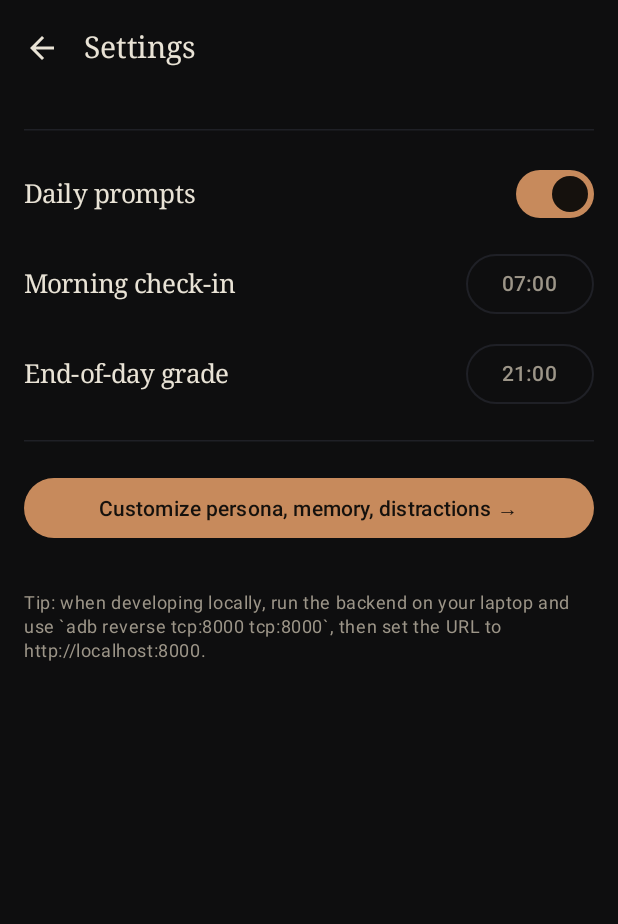
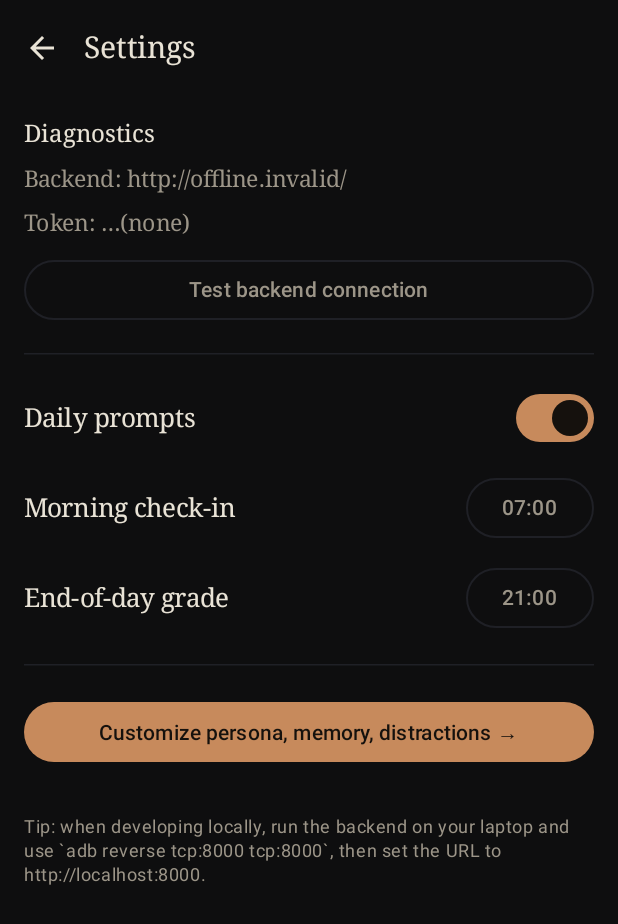
Before and after one commit to Maverick285/Coaching-App, an Android app built with Jetpack Compose: the SettingsScreen screen opened through its navigation route, on a phone screen of 412 x 824 dp. Shown: the top 924 px of the screen. Run offline under Robolectric (Android 15) with nearby library versions, the phone set to English and light mode, and no system bars; libraries missing offline, so code that uses them is left out: com.jakewharton.retrofit2.

Commit message:
unstick persona screen + add diagnostics
- Persona intake retries via Retry/Skip buttons when /intake/start
  fails instead of showing a forever spinner.
- startIntake waits for the BuddyApi to be built (race fix; the
  LaunchedEffect could fire before the api flow emitted, causing a
  silent no-op).
- Settings gains a Diagnostics block showing the URL + last 6 of
  the token actually in use, plus a Test backend connection button —
  point of comparison for tracing 401s.

```diff
--- a/android/app/src/main/java/com/buddy/app/ui/settings/SettingsScreen.kt
+++ b/android/app/src/main/java/com/buddy/app/ui/settings/SettingsScreen.kt
@@ -107,9 +107,44 @@ fun SettingsScreen(
                 .verticalScroll(rememberScrollState()),
             verticalArrangement = Arrangement.spacedBy(12.dp),
         ) {
-            // Backend URL + auth token are baked into the build. No
-            // user-facing controls — change them by rebuilding with new
-            // values in android/local.properties.
+            // Diagnostics: shows what URL + token (last 6 chars) the
+            // app is actually using. If a request is 401-ing, this is
+            // the first place to look — the values shown are exactly
+            // what's going out on the wire.
+            Text(
+                "Diagnostics",
+                style = MaterialTheme.typography.titleMedium,
+                color = MaterialTheme.colorScheme.onSurface,
+            )
+            Text(
+                "Backend: ${state.backendUrl.ifBlank { "(none)" }}",
+                style = MaterialTheme.typography.bodyMedium,
+                color = MaterialTheme.colorScheme.onSurfaceVariant,
+            )
+            Text(
+                "Token: …${state.authToken.takeLast(6).ifBlank { "(none)" }}",
+                style = MaterialTheme.typography.bodyMedium,
+                color = MaterialTheme.colorScheme.onSurfaceVariant,
+            )
+            OutlinedButton(
+                onClick = {
+                    viewModel.testConnection(
+                        formatOk = { models -> "OK · models: $models" },
+                        formatErr = { err -> "Failed: $err" },
+                    )
+                },
+                enabled = !state.testing,
+                modifier = Modifier.fillMaxWidth(),
+            ) {
+                if (state.testing) {
+                    CircularProgressIndicator(
+                        strokeWidth = 2.dp,
+                        modifier = Modifier.size(16.dp),
+                    )
+                    Spacer(Modifier.size(8.dp))
+                }
+                Text("Test backend connection")
+            }
 
             state.statusMessage?.let { message ->
                 Text(
```
Also changed, not shown: android/app/src/main/java/com/buddy/app/ui/onboarding/OnboardingScreen.kt (+19 -2 lines), android/app/src/main/java/com/buddy/app/ui/onboarding/OnboardingViewModel.kt (+20 -1 lines).
